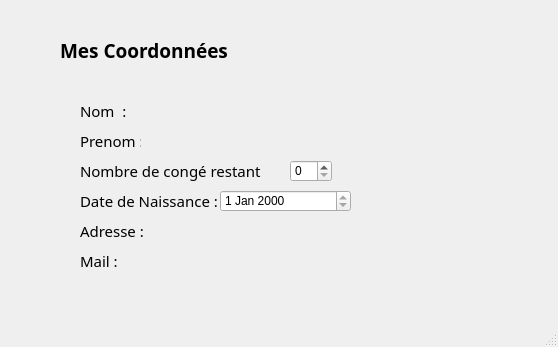
First picture: the form in profilui.ui, repository ElHadjiOumar/GestionConge, before the edit.
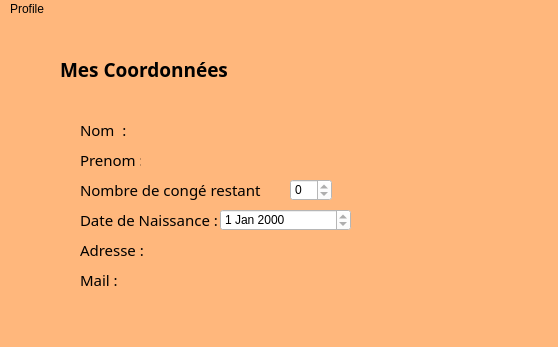
Second picture: the form after the edit.

Diff of the .ui file:
```diff
--- a/profilui.ui
+++ b/profilui.ui
@@ -13,6 +13,9 @@
   <property name="windowTitle">
    <string>MainWindow</string>
   </property>
+  <property name="styleSheet">
+   <string notr="true">background-color: rgb(255, 183, 124);</string>
+  </property>
   <widget class="QWidget" name="centralwidget">
    <widget class="QLabel" name="label">
     <property name="geometry">
@@ -234,6 +237,9 @@
       <height>22</height>
      </rect>
     </property>
+    <property name="styleSheet">
+     <string notr="true">background-color: rgb(255, 255, 255);</string>
+    </property>
     <property name="readOnly">
      <bool>true</bool>
     </property>
@@ -247,6 +253,12 @@
       <height>22</height>
      </rect>
     </property>
+    <property name="styleSheet">
+     <string notr="true">background-color: rgb(255, 255, 255);</string>
+    </property>
+    <property name="readOnly">
+     <bool>true</bool>
+    </property>
    </widget>
   </widget>
   <widget class="QMenuBar" name="menubar">
@@ -258,6 +270,12 @@
      <height>22</height>
     </rect>
    </property>
+   <widget class="QMenu" name="menuProfile">
+    <property name="title">
+     <string>Profile</string>
+    </property>
+   </widget>
+   <addaction name="menuProfile"/>
   </widget>
   <widget class="QStatusBar" name="statusbar"/>
  </widget>
```
